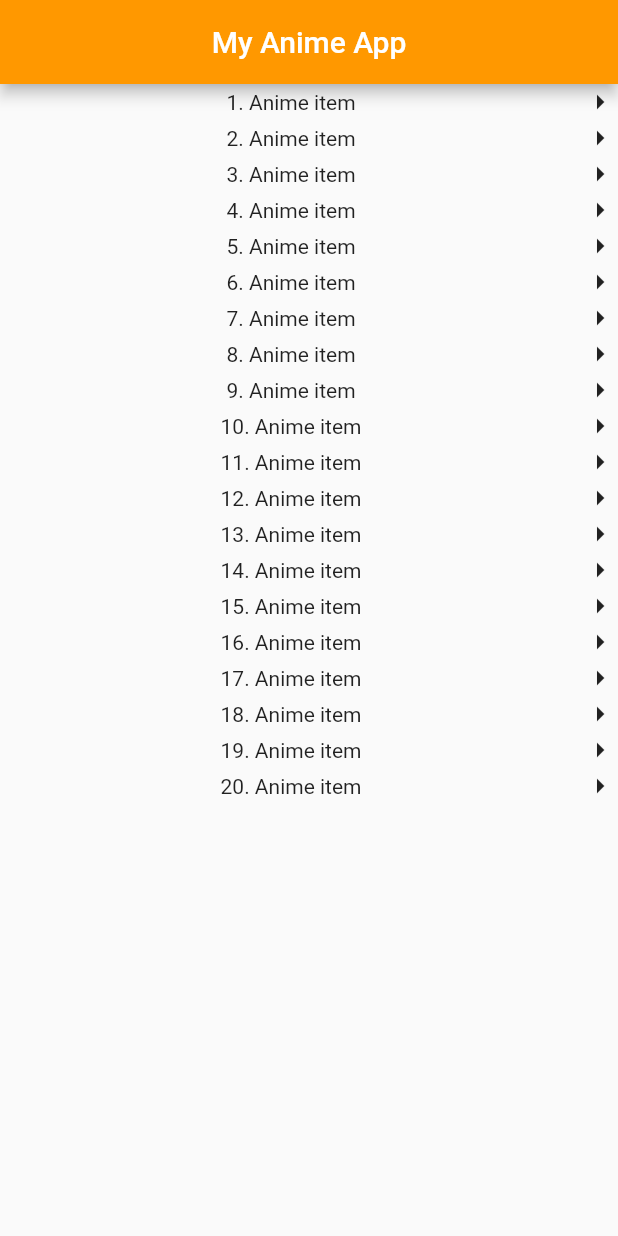
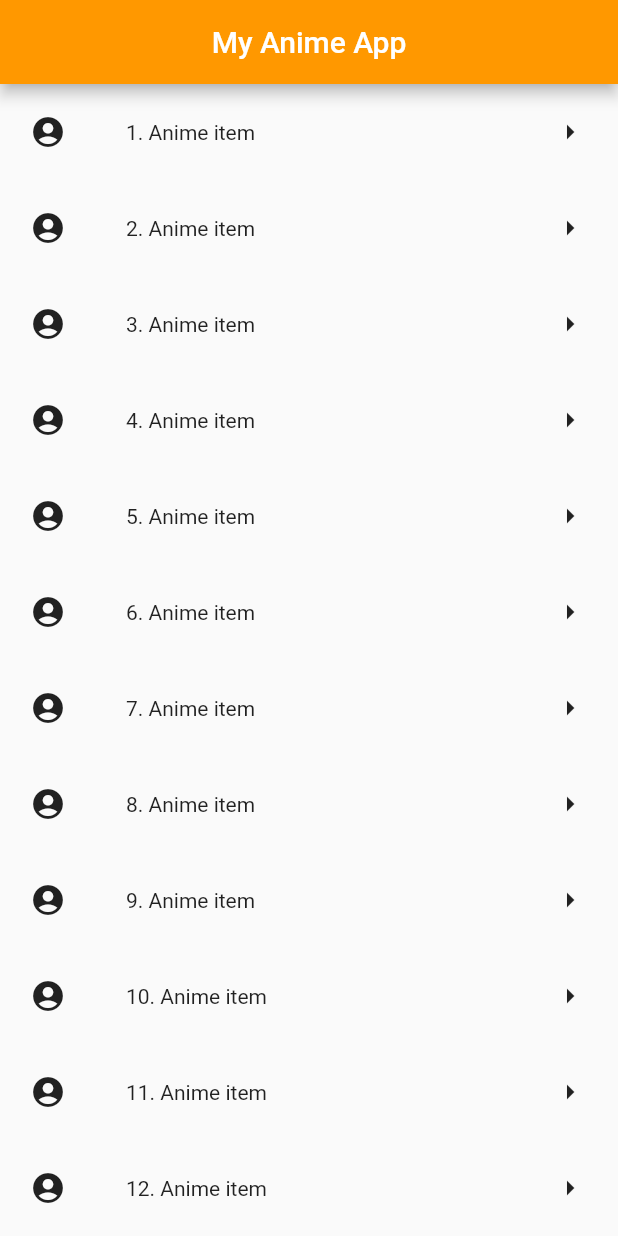
Before and after one commit to jkcomt/list_anime_api, a Flutter app: the screen it shows after launch, on a phone screen of 412 x 824 dp. Run offline on Flutter 3.47's test engine with Material 2 defaults, Android fonts, the phone set to English and light mode, and no system bars.

Commit message:
custom list item 2

```diff
--- a/lib/pages/home_page.dart
+++ b/lib/pages/home_page.dart
@@ -23,9 +23,16 @@ class HomePage extends StatelessWidget {
           mainAxisAlignment: MainAxisAlignment.start,
           mainAxisSize: MainAxisSize.max,
           children: <Widget>[
+            Container(
+              padding: EdgeInsets.all(20),
+              child: Icon(Icons.account_circle)),
             Expanded(
-              child: Center(child: Text("$itemN. Anime item"))),
-            Icon(Icons.arrow_right)
+              child: Container(
+                padding: EdgeInsets.all(20),
+                child: Text("$itemN. Anime item"))),
+            Container(
+              padding: EdgeInsets.all(20),
+              child: Icon(Icons.arrow_right))
           ],
         );
       },
```
